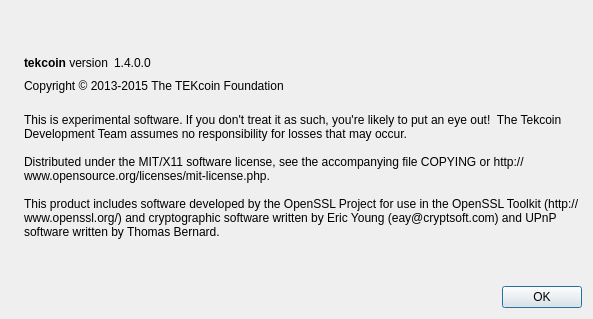
This is src/qt/forms/aboutdialog.ui in maxxine/TEK as Qt 5 draws it before an edit. The edited form follows.
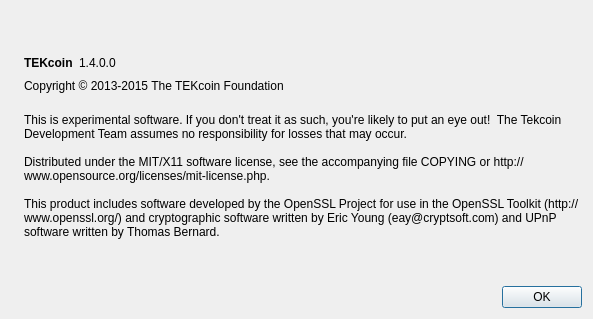
This is the edited form. Icons and pictures are not drawn.

Commit message: Update version.cpp/h to fix windows build

The edit to the form file:
```diff
--- a/src/qt/forms/aboutdialog.ui
+++ b/src/qt/forms/aboutdialog.ui
@@ -50,7 +50,7 @@
           <cursorShape>IBeamCursor</cursorShape>
          </property>
          <property name="text">
-          <string>&lt;b&gt;tekcoin&lt;/b&gt; version</string>
+          <string>&lt;b&gt;TEKcoin&lt;/b&gt;</string>
          </property>
          <property name="textInteractionFlags">
           <set>Qt::LinksAccessibleByMouse|Qt::TextSelectableByKeyboard|Qt::TextSelectableByMouse</set>
```
The commit also changes 3 other files.
